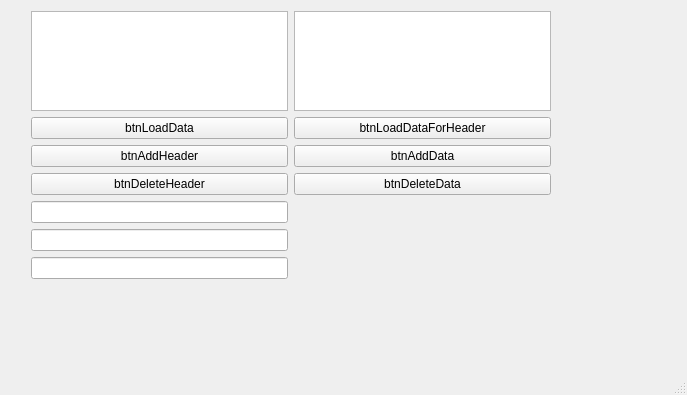
This is mainwindow.ui in li8bee/Test_task as Qt 5 draws it before an edit. The edited form follows.
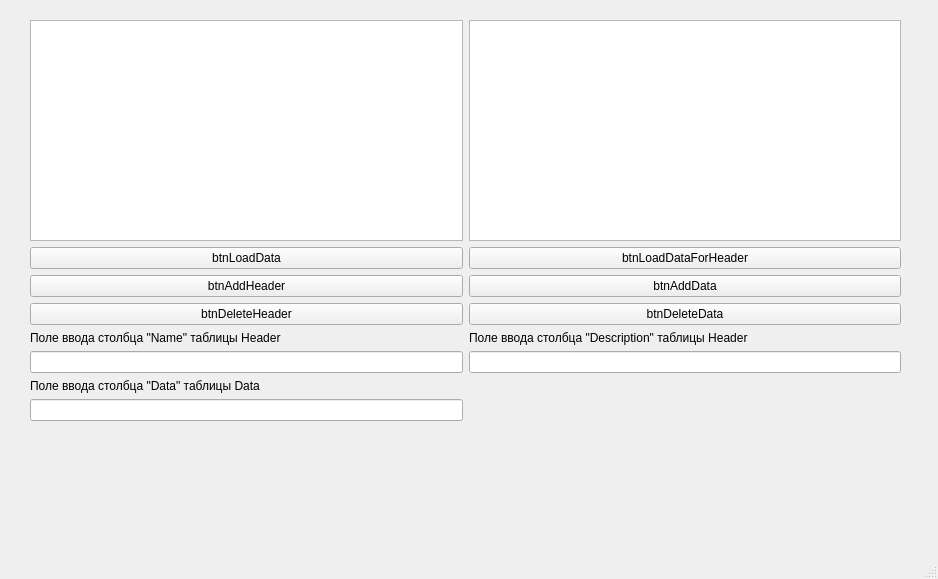
This is the edited form.

Commit message: Поправил названия полей

```diff
--- a/mainwindow.ui
+++ b/mainwindow.ui
@@ -6,8 +6,8 @@
    <rect>
     <x>0</x>
     <y>0</y>
-    <width>687</width>
-    <height>395</height>
+    <width>938</width>
+    <height>579</height>
    </rect>
   </property>
   <property name="windowTitle">
@@ -17,16 +17,13 @@
    <widget class="QWidget" name="layoutWidget">
     <property name="geometry">
      <rect>
-      <x>31</x>
-      <y>11</y>
-      <width>520</width>
-      <height>268</height>
+      <x>30</x>
+      <y>20</y>
+      <width>871</width>
+      <height>401</height>
      </rect>
     </property>
     <layout class="QGridLayout" name="gridLayout">
-     <item row="5" column="0">
-      <widget class="QLineEdit" name="lineEditHeaderDescription"/>
-     </item>
      <item row="3" column="0">
       <widget class="QPushButton" name="btnDeleteHeader">
        <property name="text">
@@ -34,6 +31,13 @@
        </property>
       </widget>
      </item>
+     <item row="3" column="1">
+      <widget class="QPushButton" name="btnDeleteData">
+       <property name="text">
+        <string>btnDeleteData</string>
+       </property>
+      </widget>
+     </item>
      <item row="1" column="0">
       <widget class="QPushButton" name="btnLoadData">
        <property name="text">
@@ -48,8 +52,8 @@
        </property>
       </widget>
      </item>
-     <item row="0" column="0">
-      <widget class="QTableView" name="tableViewHeaders"/>
+     <item row="9" column="0">
+      <widget class="QLineEdit" name="lineEditData"/>
      </item>
      <item row="0" column="1">
       <widget class="QTableView" name="tableViewData"/>
@@ -61,7 +65,7 @@
        </property>
       </widget>
      </item>
-     <item row="4" column="0">
+     <item row="5" column="0">
       <widget class="QLineEdit" name="lineEditHeaderName"/>
      </item>
      <item row="2" column="0">
@@ -71,16 +75,33 @@
        </property>
       </widget>
      </item>
-     <item row="6" column="0">
-      <widget class="QLineEdit" name="lineEditData"/>
+     <item row="4" column="0">
+      <widget class="QLabel" name="label">
+       <property name="text">
+        <string>Поле ввода столбца &quot;Name&quot; таблицы Header</string>
+       </property>
+      </widget>
      </item>
-     <item row="3" column="1">
-      <widget class="QPushButton" name="btnDeleteData">
+     <item row="0" column="0">
+      <widget class="QTableView" name="tableViewHeaders"/>
+     </item>
+     <item row="8" column="0">
+      <widget class="QLabel" name="label_3">
        <property name="text">
-        <string>btnDeleteData</string>
+        <string>Поле ввода столбца &quot;Data&quot; таблицы Data</string>
        </property>
       </widget>
      </item>
+     <item row="4" column="1">
+      <widget class="QLabel" name="label_2">
+       <property name="text">
+        <string>Поле ввода столбца &quot;Description&quot; таблицы Header</string>
+       </property>
+      </widget>
+     </item>
+     <item row="5" column="1">
+      <widget class="QLineEdit" name="lineEditHeaderDescription"/>
+     </item>
     </layout>
    </widget>
   </widget>
@@ -89,7 +110,7 @@
     <rect>
      <x>0</x>
      <y>0</y>
-     <width>687</width>
+     <width>938</width>
      <height>21</height>
     </rect>
    </property>
```
The commit also changes 1 other file.
